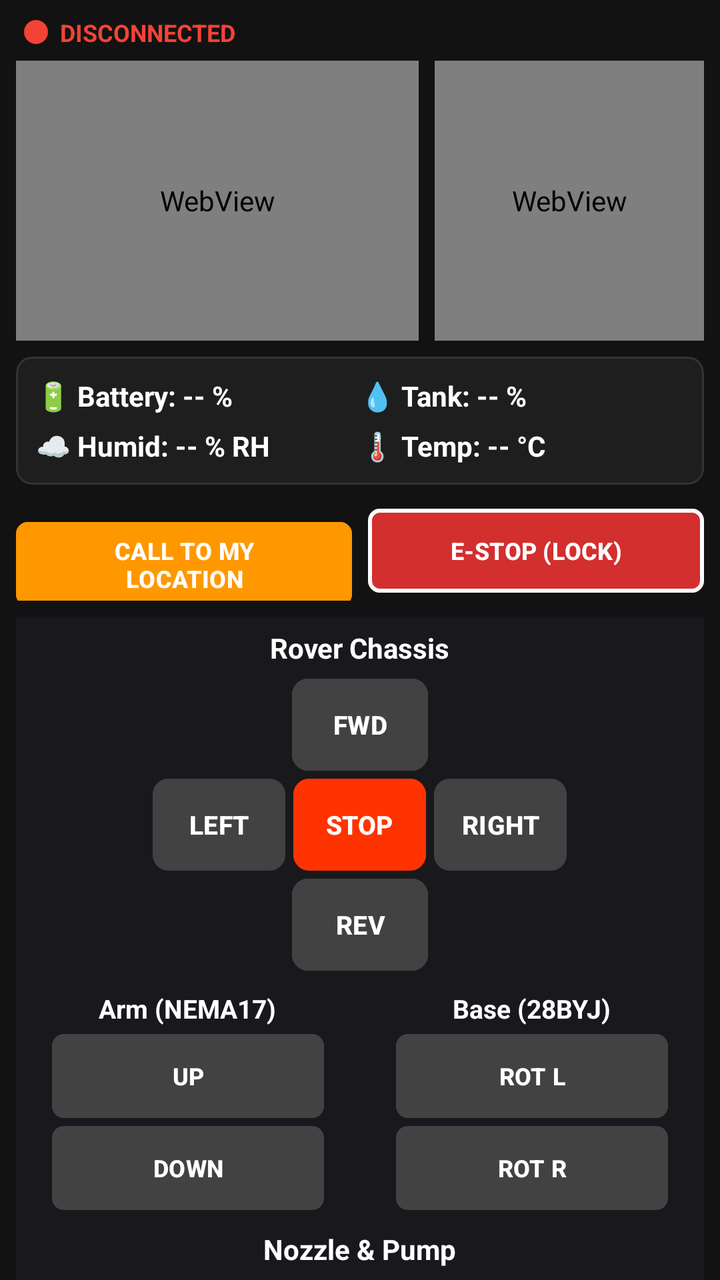
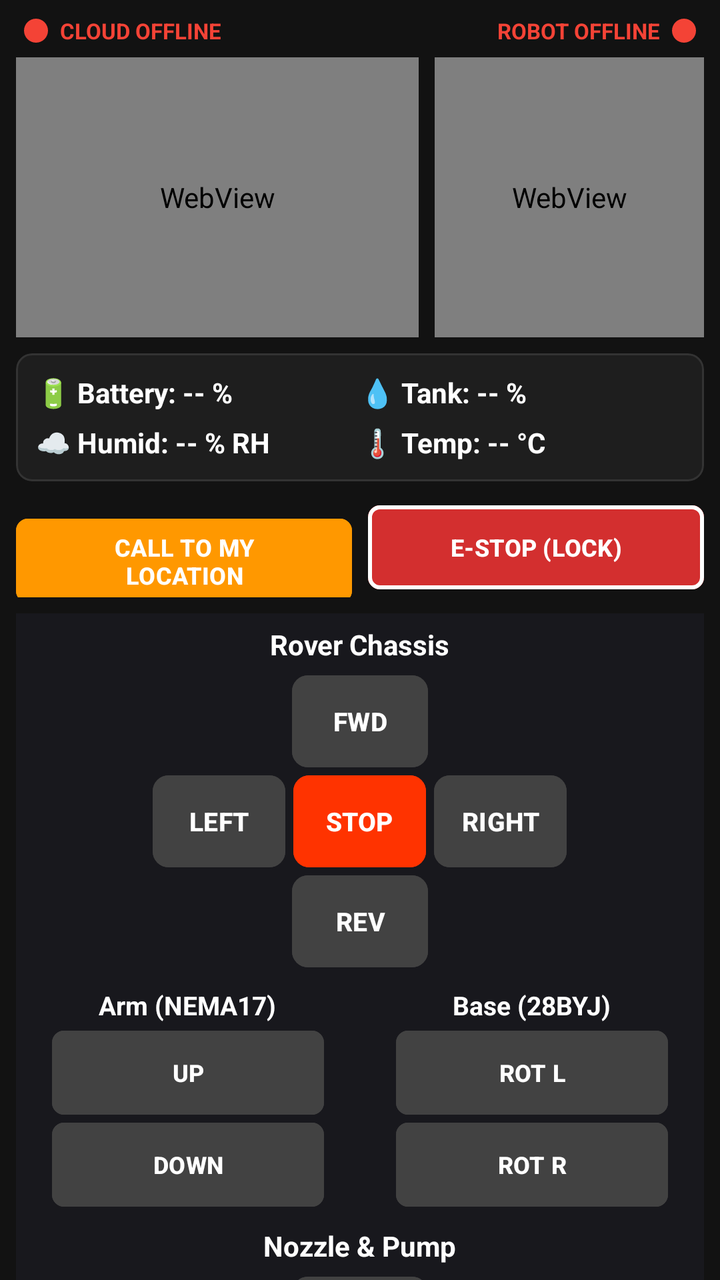

Two renders of the same Android screen: before a commit and after it. Below are the layout's source before the change and the commit's diff.
<!-- AndroidManifest.xml: application theme Theme.FireBotController -->
<!-- res/layout/activity_main.xml -->
<?xml version="1.0" encoding="utf-8"?>
<androidx.core.widget.NestedScrollView xmlns:android="http://schemas.android.com/apk/res/android"
    xmlns:app="http://schemas.android.com/apk/res-auto"
    android:layout_width="match_parent"
    android:layout_height="match_parent"
    android:background="#121212"
    android:fillViewport="true">

    <LinearLayout
        android:layout_width="match_parent"
        android:layout_height="wrap_content"
        android:orientation="vertical"
        android:padding="8dp">

        
        <LinearLayout
            android:layout_width="match_parent"
            android:layout_height="wrap_content"
            android:orientation="horizontal"
            android:gravity="center_vertical"
            android:layout_marginBottom="6dp"
            android:paddingStart="4dp">
            <View
                android:id="@+id/statusIndicator"
                android:layout_width="12dp"
                android:layout_height="12dp"
                android:layout_marginEnd="6dp"
                android:background="@drawable/status_dot"
                android:backgroundTint="#F44336" />

            <TextView
                android:id="@+id/txtStatus"
                android:layout_width="wrap_content"
                android:layout_height="wrap_content"
                android:text="DISCONNECTED"
                android:textColor="#F44336"
                android:textSize="12sp"
                android:textStyle="bold" />
        </LinearLayout>

        
        <LinearLayout
            android:layout_width="match_parent"
            android:layout_height="140dp"
            android:orientation="horizontal"
            android:weightSum="2">

            <WebView
                android:id="@+id/streamWebView"
                android:layout_width="0dp"
                android:layout_height="match_parent"
                android:layout_marginEnd="4dp"
                android:layout_weight="1.2"
                android:background="#000000" />

            <WebView
                android:id="@+id/mapWebView"
                android:layout_width="0dp"
                android:layout_height="match_parent"
                android:layout_marginStart="4dp"
                android:layout_weight="0.8"
                android:background="#1E1E1E" />
        </LinearLayout>

        
        <com.google.android.material.card.MaterialCardView
            android:layout_width="match_parent"
            android:layout_height="wrap_content"
            android:layout_marginTop="8dp"
            app:cardBackgroundColor="#1E1E1E"
            app:cardCornerRadius="8dp"
            app:strokeColor="#333333"
            app:strokeWidth="1dp">

            <LinearLayout
                android:layout_width="match_parent"
                android:layout_height="wrap_content"
                android:orientation="vertical"
                android:padding="10dp">

                <LinearLayout android:layout_width="match_parent" android:layout_height="wrap_content" android:weightSum="2">
                    <TextView android:id="@+id/txtBattery" android:layout_width="0dp" android:layout_height="wrap_content" android:layout_weight="1" android:text="🔋 Battery: -- %" android:textColor="#FFFFFF" android:textSize="14sp" android:textStyle="bold"/>
                    <TextView android:id="@+id/txtWaterLevel" android:layout_width="0dp" android:layout_height="wrap_content" android:layout_weight="1" android:text="💧 Tank: -- %" android:textColor="#FFFFFF" android:textSize="14sp" android:textStyle="bold"/>
                </LinearLayout>

                <LinearLayout android:layout_width="match_parent" android:layout_height="wrap_content" android:weightSum="2" android:layout_marginTop="6dp">
                    <TextView android:id="@+id/txtHumidity" android:layout_width="0dp" android:layout_height="wrap_content" android:layout_weight="1" android:text="☁️ Humid: -- % RH" android:textColor="#FFFFFF" android:textSize="14sp" android:textStyle="bold"/>
                    <TextView android:id="@+id/txtTemp" android:layout_width="0dp" android:layout_height="wrap_content" android:layout_weight="1" android:text="🌡 Temp: -- °C" android:textColor="#FFFFFF" android:textSize="14sp" android:textStyle="bold"/>
                </LinearLayout>
            </LinearLayout>
        </com.google.android.material.card.MaterialCardView>

        
        <LinearLayout
            android:layout_width="match_parent"
            android:layout_height="wrap_content"
            android:orientation="horizontal"
            android:layout_marginTop="8dp"
            android:weightSum="2">

            <com.google.android.material.button.MaterialButton
                android:id="@+id/btnCallRobot"
                android:layout_width="0dp"
                android:layout_height="50dp"
                android:layout_weight="1"
                android:layout_marginEnd="4dp"
                app:cornerRadius="6dp"
                android:backgroundTint="#FF9800"
                android:text="CALL TO MY LOCATION"
                android:textColor="#FFFFFF"
                android:textStyle="bold"
                android:textSize="12sp" />

            <com.google.android.material.button.MaterialButton
                android:id="@+id/btnEStop"
                android:layout_width="0dp"
                android:layout_height="50dp"
                android:layout_weight="1"
                android:layout_marginStart="4dp"
                app:cornerRadius="6dp"
                android:backgroundTint="#D32F2F"
                android:text="E-STOP (LOCK)"
                android:textColor="#FFFFFF"
                android:textStyle="bold"
                android:textSize="12sp"
                app:strokeColor="#FFFFFF"
                app:strokeWidth="2dp"/>
        </LinearLayout>

        
        <LinearLayout
            android:id="@+id/controllerContainer"
            android:layout_width="match_parent"
            android:layout_height="wrap_content"
            android:orientation="vertical"
            android:gravity="center_horizontal"
            android:layout_marginTop="8dp"
            android:paddingTop="6dp"
            android:paddingBottom="6dp"
            android:background="#18181D">

            
            <TextView android:layout_width="wrap_content" android:layout_height="wrap_content" android:text="Rover Chassis" android:textColor="#FFFFFF" android:textSize="14sp" android:textStyle="bold" android:layout_marginBottom="4dp"/>

            <LinearLayout android:layout_width="match_parent" android:layout_height="wrap_content" android:orientation="vertical" android:weightSum="3">
                <LinearLayout android:layout_width="match_parent" android:layout_height="50dp" android:weightSum="5" android:gravity="center">
                    <Space android:layout_width="0dp" android:layout_height="match_parent" android:layout_weight="2"/>
                    <com.google.android.material.button.MaterialButton android:id="@+id/btnFwd" android:layout_width="0dp" android:layout_height="match_parent" android:layout_weight="1" android:layout_margin="2dp" android:padding="0dp" app:cornerRadius="8dp" android:insetTop="0dp" android:insetBottom="0dp" android:backgroundTint="#424242" android:text="FWD" android:textColor="#FFF" android:textStyle="bold" android:textSize="13sp"/>
                    <Space android:layout_width="0dp" android:layout_height="match_parent" android:layout_weight="2"/>
                </LinearLayout>
                <LinearLayout android:layout_width="match_parent" android:layout_height="50dp" android:weightSum="5" android:gravity="center">
                    <Space android:layout_width="0dp" android:layout_height="match_parent" android:layout_weight="1"/>
                    <com.google.android.material.button.MaterialButton android:id="@+id/btnLeft" android:layout_width="0dp" android:layout_height="match_parent" android:layout_weight="1" android:layout_margin="2dp" android:padding="0dp" app:cornerRadius="8dp" android:insetTop="0dp" android:insetBottom="0dp" android:backgroundTint="#424242" android:text="LEFT" android:textColor="#FFF" android:textStyle="bold" android:textSize="13sp"/>
                    <com.google.android.material.button.MaterialButton android:id="@+id/btnStop" android:layout_width="0dp" android:layout_height="match_parent" android:layout_weight="1" android:layout_margin="2dp" android:padding="0dp" app:cornerRadius="8dp" android:insetTop="0dp" android:insetBottom="0dp" android:backgroundTint="#FF3300" android:text="STOP" android:textColor="#FFF" android:textStyle="bold" android:textSize="13sp"/>
                    <com.google.android.material.button.MaterialButton android:id="@+id/btnRight" android:layout_width="0dp" android:layout_height="match_parent" android:layout_weight="1" android:layout_margin="2dp" android:padding="0dp" app:cornerRadius="8dp" android:insetTop="0dp" android:insetBottom="0dp" android:backgroundTint="#424242" android:text="RIGHT" android:textColor="#FFF" android:textStyle="bold" android:textSize="13sp"/>
                    <Space android:layout_width="0dp" android:layout_height="match_parent" android:layout_weight="1"/>
                </LinearLayout>
                <LinearLayout android:layout_width="match_parent" android:layout_height="50dp" android:weightSum="5" android:gravity="center">
                    <Space android:layout_width="0dp" android:layout_height="match_parent" android:layout_weight="2"/>
                    <com.google.android.material.button.MaterialButton android:id="@+id/btnRev" android:layout_width="0dp" android:layout_height="match_parent" android:layout_weight="1" android:layout_margin="2dp" android:padding="0dp" app:cornerRadius="8dp" android:insetTop="0dp" android:insetBottom="0dp" android:backgroundTint="#424242" android:text="REV" android:textColor="#FFF" android:textStyle="bold" android:textSize="13sp"/>
                    <Space android:layout_width="0dp" android:layout_height="match_parent" android:layout_weight="2"/>
                </LinearLayout>
            </LinearLayout>

            
            <LinearLayout android:layout_width="match_parent" android:layout_height="wrap_content" android:orientation="horizontal" android:weightSum="2" android:layout_marginTop="8dp" android:layout_marginBottom="8dp">
                <LinearLayout android:layout_width="0dp" android:layout_height="wrap_content" android:layout_weight="1" android:orientation="vertical" android:gravity="center" android:paddingEnd="16dp" android:paddingStart="16dp">
                    <TextView android:layout_width="wrap_content" android:layout_height="wrap_content" android:text="Arm (NEMA17)" android:textColor="#FFFFFF" android:textSize="13sp" android:textStyle="bold" android:layout_marginBottom="2dp"/>
                    <com.google.android.material.button.MaterialButton android:id="@+id/btnArmUp" android:layout_width="match_parent" android:layout_height="42dp" android:layout_margin="2dp" android:padding="0dp" app:cornerRadius="6dp" android:insetTop="0dp" android:insetBottom="0dp" android:backgroundTint="#424242" android:text="UP" android:textColor="#FFF" android:textStyle="bold" android:textSize="12sp"/>
                    <com.google.android.material.button.MaterialButton android:id="@+id/btnArmDown" android:layout_width="match_parent" android:layout_height="42dp" android:layout_margin="2dp" android:padding="0dp" app:cornerRadius="6dp" android:insetTop="0dp" android:insetBottom="0dp" android:backgroundTint="#424242" android:text="DOWN" android:textColor="#FFF" android:textStyle="bold" android:textSize="12sp"/>
                </LinearLayout>
                <LinearLayout android:layout_width="0dp" android:layout_height="wrap_content" android:layout_weight="1" android:orientation="vertical" android:gravity="center" android:paddingStart="16dp" android:paddingEnd="16dp">
                    <TextView android:layout_width="wrap_content" android:layout_height="wrap_content" android:text="Base (28BYJ)" android:textColor="#FFFFFF" android:textSize="13sp" android:textStyle="bold" android:layout_marginBottom="2dp"/>
                    <com.google.android.material.button.MaterialButton android:id="@+id/btnBaseL" android:layout_width="match_parent" android:layout_height="42dp" android:layout_margin="2dp" android:padding="0dp" app:cornerRadius="6dp" android:insetTop="0dp" android:insetBottom="0dp" android:backgroundTint="#424242" android:text="ROT L" android:textColor="#FFF" android:textStyle="bold" android:textSize="12sp"/>
                    <com.google.android.material.button.MaterialButton android:id="@+id/btnBaseR" android:layout_width="match_parent" android:layout_height="42dp" android:layout_margin="2dp" android:padding="0dp" app:cornerRadius="6dp" android:insetTop="0dp" android:insetBottom="0dp" android:backgroundTint="#424242" android:text="ROT R" android:textColor="#FFF" android:textStyle="bold" android:textSize="12sp"/>
                </LinearLayout>
            </LinearLayout>

            
            <TextView android:layout_width="wrap_content" android:layout_height="wrap_content" android:text="Nozzle &amp; Pump" android:textColor="#FFFFFF" android:textSize="14sp" android:textStyle="bold" android:layout_marginBottom="4dp"/>

            <LinearLayout android:layout_width="match_parent" android:layout_height="wrap_content" android:orientation="vertical" android:weightSum="3">
                <LinearLayout android:layout_width="match_parent" android:layout_height="50dp" android:weightSum="5" android:gravity="center">
                    <Space android:layout_width="0dp" android:layout_height="match_parent" android:layout_weight="2"/>
                    <com.google.android.material.button.MaterialButton android:id="@+id/btnNozzleUp" android:layout_width="0dp" android:layout_height="match_parent" android:layout_weight="1" android:layout_margin="2dp" android:padding="0dp" app:cornerRadius="8dp" android:insetTop="0dp" android:insetBottom="0dp" android:backgroundTint="#424242" android:text="UP" android:textColor="#FFF" android:textStyle="bold" android:textSize="13sp"/>
                    <Space android:layout_width="0dp" android:layout_height="match_parent" android:layout_weight="2"/>
                </LinearLayout>
                <LinearLayout android:layout_width="match_parent" android:layout_height="50dp" android:weightSum="5" android:gravity="center">
                    <Space android:layout_width="0dp" android:layout_height="match_parent" android:layout_weight="1"/>
                    <com.google.android.material.button.MaterialButton android:id="@+id/btnNozzlePanL" android:layout_width="0dp" android:layout_height="match_parent" android:layout_weight="1" android:layout_margin="2dp" android:padding="0dp" app:cornerRadius="8dp" android:insetTop="0dp" android:insetBottom="0dp" android:backgroundTint="#424242" android:text="PAN L" android:textColor="#FFF" android:textStyle="bold" android:textSize="12sp"/>

                    <com.google.android.material.button.MaterialButton android:id="@+id/btnPumpToggle" android:layout_width="0dp" android:layout_height="match_parent" android:layout_weight="1" android:layout_margin="2dp" android:padding="0dp" app:cornerRadius="8dp" android:insetTop="0dp" android:insetBottom="0dp" android:backgroundTint="#00e1ff" android:text="PUMP" android:textColor="#000000" android:textStyle="bold" android:textSize="12sp"/>

                    <com.google.android.material.button.MaterialButton android:id="@+id/btnNozzlePanR" android:layout_width="0dp" android:layout_height="match_parent" android:layout_weight="1" android:layout_margin="2dp" android:padding="0dp" app:cornerRadius="8dp" android:insetTop="0dp" android:insetBottom="0dp" android:backgroundTint="#424242" android:text="PAN R" android:textColor="#FFF" android:textStyle="bold" android:textSize="12sp"/>
                    <Space android:layout_width="0dp" android:layout_height="match_parent" android:layout_weight="1"/>
                </LinearLayout>
                <LinearLayout android:layout_width="match_parent" android:layout_height="50dp" android:weightSum="5" android:gravity="center">
                    <Space android:layout_width="0dp" android:layout_height="match_parent" android:layout_weight="2"/>
                    <com.google.android.material.button.MaterialButton android:id="@+id/btnNozzleDown" android:layout_width="0dp" android:layout_height="match_parent" android:layout_weight="1" android:layout_margin="2dp" android:padding="0dp" app:cornerRadius="8dp" android:insetTop="0dp" android:insetBottom="0dp" android:backgroundTint="#424242" android:text="DOWN" android:textColor="#FFF" android:textStyle="bold" android:textSize="12sp"/>
                    <Space android:layout_width="0dp" android:layout_height="match_parent" android:layout_weight="2"/>
                </LinearLayout>
            </LinearLayout>
        </LinearLayout>
    </LinearLayout>
</androidx.core.widget.NestedScrollView>
<!-- resources referenced by this layout -->
<resources>
  <!-- drawable status_dot (drawable) -->
  <?xml version="1.0" encoding="utf-8"?>
  <shape xmlns:android="http://schemas.android.com/apk/res/android" android:shape="oval">
      <solid android:color="#FFFFFF"/>
  </shape>
  <style name="Theme.FireBotController" parent="Base.Theme.FireBotController" />
  <style name="Base.Theme.FireBotController" parent="Theme.Material3.DayNight.NoActionBar">
          
          
      </style>
</resources>

<!-- the commit's change to res/layout/activity_main.xml (unified diff, before → after) -->
@@ -19,23 +19,60 @@
             android:orientation="horizontal"
             android:gravity="center_vertical"
             android:layout_marginBottom="6dp"
-            android:paddingStart="4dp">
-            <View
-                android:id="@+id/statusIndicator"
-                android:layout_width="12dp"
-                android:layout_height="12dp"
-                android:layout_marginEnd="6dp"
-                android:background="@drawable/status_dot"
-                android:backgroundTint="#F44336" />
-
-            <TextView
-                android:id="@+id/txtStatus"
-                android:layout_width="wrap_content"
+            android:paddingStart="4dp"
+            android:weightSum="2">
+
+            
+            <LinearLayout
+                android:layout_width="0dp"
                 android:layout_height="wrap_content"
-                android:text="DISCONNECTED"
-                android:textColor="#F44336"
-                android:textSize="12sp"
-                android:textStyle="bold" />
+                android:layout_weight="1"
+                android:orientation="horizontal"
+                android:gravity="center_vertical|start">
+                <View
+                    android:id="@+id/cloudIndicator"
+                    android:layout_width="12dp"
+                    android:layout_height="12dp"
+                    android:layout_marginEnd="6dp"
+                    android:background="@drawable/status_dot"
+                    android:backgroundTint="#F44336" />
+                <TextView
+                    android:id="@+id/txtCloudStatus"
+                    android:layout_width="wrap_content"
+                    android:layout_height="wrap_content"
+                    android:text="CLOUD OFFLINE"
+                    android:textColor="#F44336"
+                    android:textSize="11sp"
+                    android:textStyle="bold" />
+            </LinearLayout>
+
+            
+            <LinearLayout
+                android:layout_width="0dp"
+                android:layout_height="wrap_content"
+                android:layout_weight="1"
+                android:orientation="horizontal"
+                android:gravity="center_vertical|end"
+                android:paddingEnd="4dp">
+
+                <TextView
+                    android:id="@+id/txtRobotStatus"
+                    android:layout_width="wrap_content"
+                    android:layout_height="wrap_content"
+                    android:text="ROBOT OFFLINE"
+                    android:textColor="#F44336"
+                    android:textSize="11sp"
+                    android:textStyle="bold" />
+
+                
+                <View
+                    android:id="@+id/robotIndicator"
+                    android:layout_width="12dp"
+                    android:layout_height="12dp"
+                    android:layout_marginStart="6dp"
+                    android:background="@drawable/status_dot"
+                    android:backgroundTint="#F44336" />
+            </LinearLayout>
         </LinearLayout>
 
         
